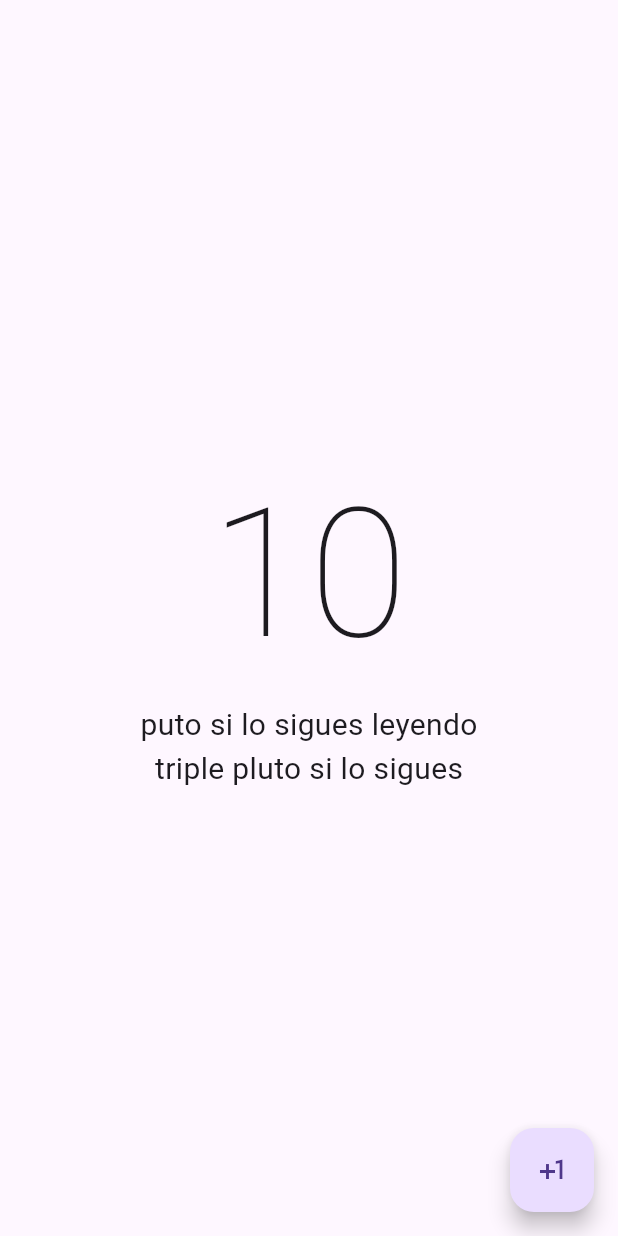
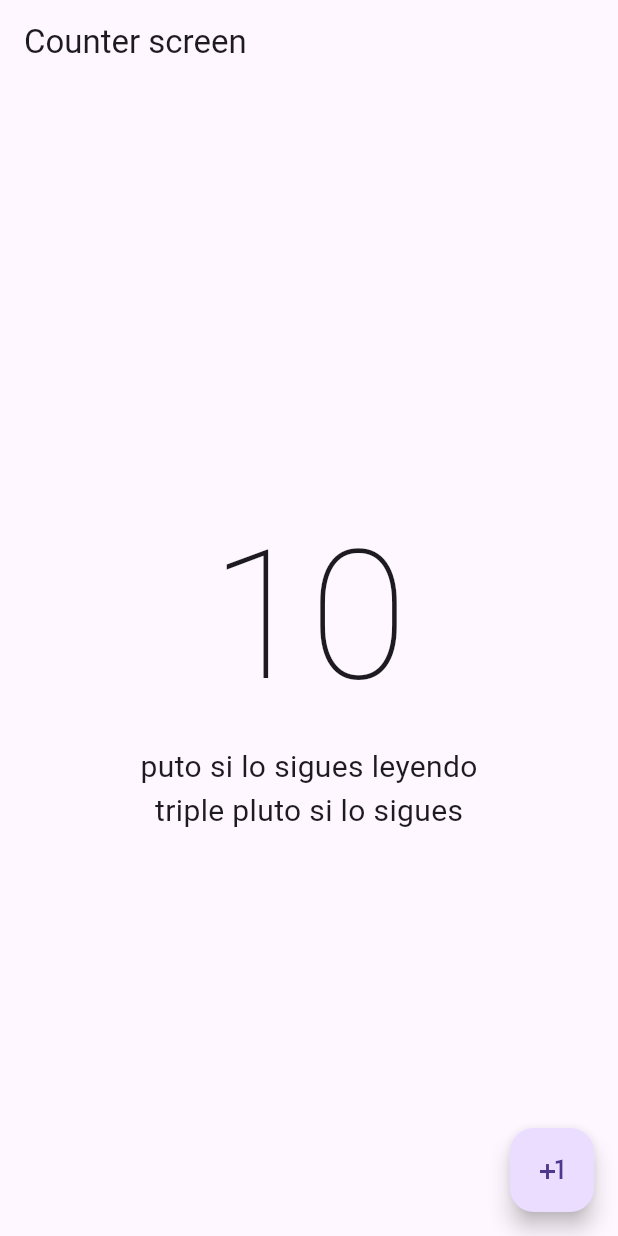
Before and after one commit to yorjanrafa/flutter_practice, a Flutter app: the screen it shows after launch, on a phone screen of 412 x 824 dp. Run offline on Flutter 3.47's test engine with Material 3 defaults, Android fonts, the phone set to English and light mode, and no system bars.

Commit message:
fix maldito const

```diff
--- a/lib/presentation/screens/counter/counter_screen.dart
+++ b/lib/presentation/screens/counter/counter_screen.dart
@@ -7,7 +7,10 @@ class CounterScreen extends StatelessWidget {
   @override
   Widget build(BuildContext context) {
     return Scaffold(
-      body: Center(
+      appBar: AppBar(
+        title: const Text('Counter screen'),
+      ),
+      body: const Center(
         child: Column(
           mainAxisAlignment: MainAxisAlignment.center,
           children: [
@@ -21,7 +24,7 @@ class CounterScreen extends StatelessWidget {
       floatingActionButton: FloatingActionButton(
         onPressed: () {},
         tooltip: 'Increment',
-        child: Icon(
+        child: const Icon(
           Icons.plus_one,
         ),
       ),
```
